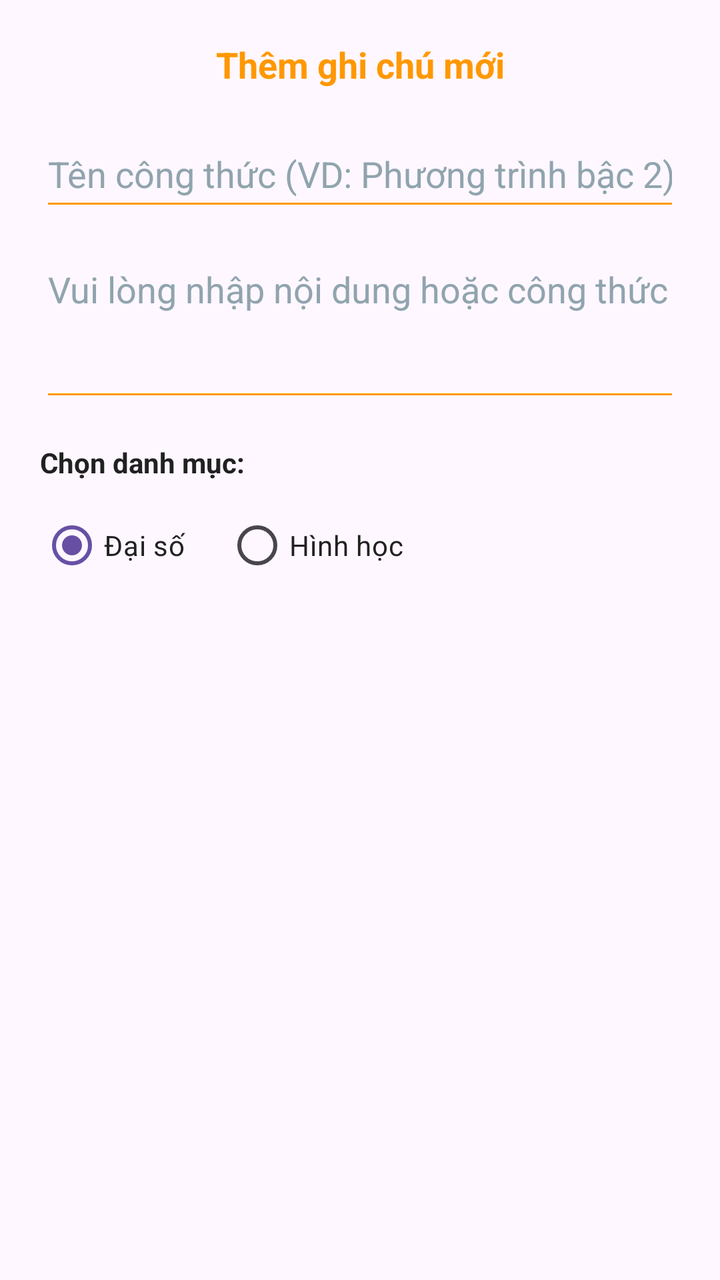
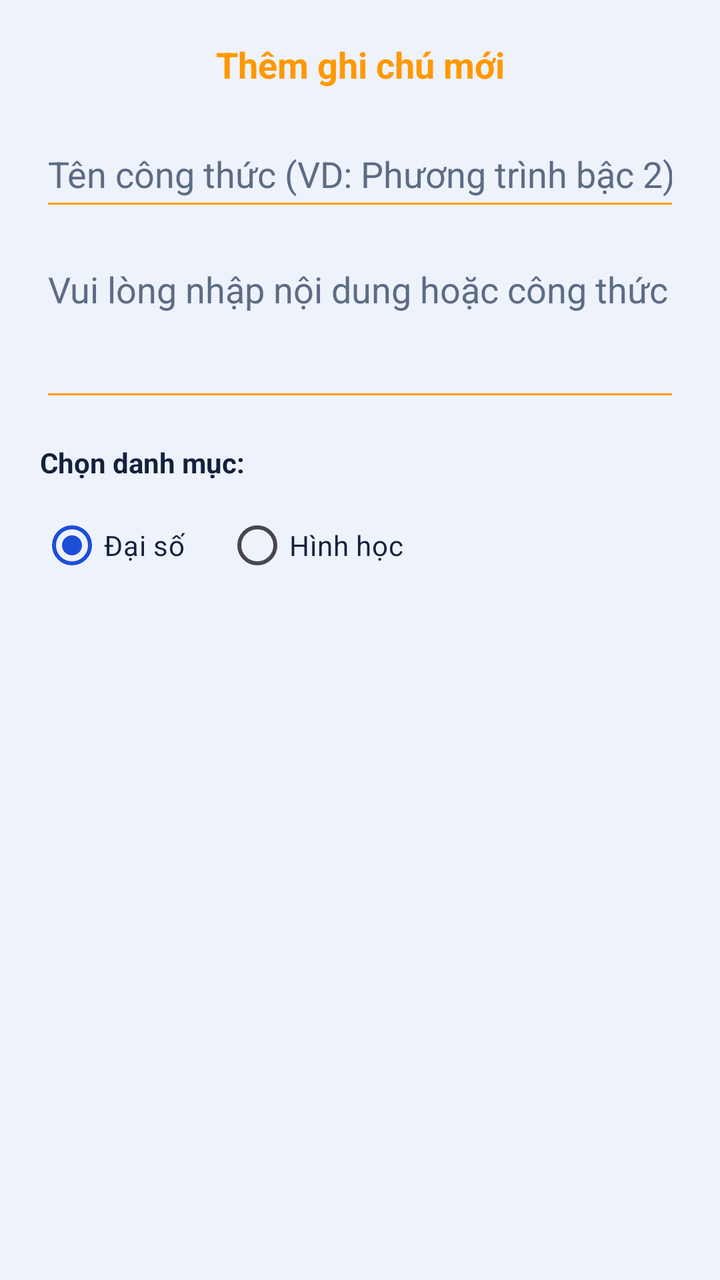

Two renders of the same Android screen: before a commit and after it. Below are the layout's source before the change and the commit's diff.
<!-- AndroidManifest.xml: application theme Theme.MathModule -->
<!-- res/layout/dialog_add_note.xml -->
<?xml version="1.0" encoding="utf-8"?>
<LinearLayout xmlns:android="http://schemas.android.com/apk/res/android"
    android:layout_width="match_parent"
    android:layout_height="wrap_content"
    android:orientation="vertical"
    android:padding="20dp">

    <TextView
        android:id="@+id/txt_note_dialog_title"
        android:layout_width="match_parent"
        android:layout_height="wrap_content"
        android:text="@string/math_formula_add_title"
        android:textSize="18sp"
        android:textStyle="bold"
        android:textColor="@color/math_formula_icon"
        android:gravity="center"
        android:layout_marginBottom="16dp"/>

    <EditText
        android:id="@+id/edt_note_title"
        android:layout_width="match_parent"
        android:layout_height="50dp"
        android:hint="@string/math_formula_title_hint"
        android:backgroundTint="@color/math_formula_icon"
        android:textColor="@color/math_text_primary"
        android:textColorHint="@color/math_inactive"
        android:inputType="text"
        android:layout_marginBottom="12dp"/>

    <EditText
        android:id="@+id/edt_note_formula"
        android:layout_width="match_parent"
        android:layout_height="wrap_content"
        android:hint="@string/math_formula_hint_content"
        android:backgroundTint="@color/math_formula_icon"
        android:textColor="@color/math_text_primary"
        android:textColorHint="@color/math_inactive"
        android:minLines="3"
        android:gravity="top|start"
        android:layout_marginBottom="16dp"/>

    <TextView
        android:id="@+id/txt_category_label"
        android:layout_width="wrap_content"
        android:layout_height="wrap_content"
        android:text="@string/math_formula_select_category"
        android:textStyle="bold"
        android:textColor="@color/math_text_primary"
        android:layout_marginBottom="8dp"/>

    
    <RadioGroup
        android:id="@+id/rg_category"
        android:layout_width="match_parent"
        android:layout_height="wrap_content"
        android:orientation="horizontal">

        <RadioButton
            android:id="@+id/rb_algebra"
            android:layout_width="wrap_content"
            android:layout_height="wrap_content"
            android:text="@string/math_formula_filter_algebra"
            android:textColor="@color/math_text_primary"
            android:checked="true"
            android:buttonTint="@color/math_formula_icon"
            android:layout_marginEnd="20dp"/>

        <RadioButton
            android:id="@+id/rb_geometry"
            android:layout_width="wrap_content"
            android:layout_height="wrap_content"
            android:text="@string/math_formula_filter_geometry"
            android:textColor="@color/math_text_primary"
            android:buttonTint="@color/math_formula_icon"/>
    </RadioGroup>

</LinearLayout>
<!-- resources referenced by this layout -->
<resources>
  <color name="math_formula_icon">#FF9800</color>
  <color name="math_inactive">#90A4AE</color>
  <color name="math_text_primary">#212121</color>
  <string name="math_formula_add_title">Thêm ghi chú mới</string>
  <string name="math_formula_filter_algebra">Đại số</string>
  <string name="math_formula_filter_geometry">Hình học</string>
  <string name="math_formula_hint_content">Vui lòng nhập nội dung hoặc công thức</string>
  <string name="math_formula_select_category">Chọn danh mục:</string>
  <string name="math_formula_title_hint">Tên công thức (VD: Phương trình bậc 2)</string>
  <style name="Theme.MathModule" parent="Base.Theme.MathModule" />
  <style name="Base.Theme.MathModule" parent="Theme.Material3.DayNight.NoActionBar">
          
          
      </style>
</resources>

<!-- the commit's change to res/layout/dialog_add_note.xml (unified diff, before → after) -->
@@ -1,4 +1,5 @@
 <?xml version="1.0" encoding="utf-8"?>
+
 <LinearLayout xmlns:android="http://schemas.android.com/apk/res/android"
     android:layout_width="match_parent"
     android:layout_height="wrap_content"
<!-- resource entries referenced after the edit -->
@@ -1,8 +1,8 @@
 <!-- resources referenced by this layout -->
 <resources>
   <color name="math_formula_icon">#FF9800</color>
-  <color name="math_inactive">#90A4AE</color>
-  <color name="math_text_primary">#212121</color>
+  <color name="math_inactive">#5D6C85</color>
+  <color name="math_text_primary">#14213D</color>
   <string name="math_formula_add_title">Thêm ghi chú mới</string>
   <string name="math_formula_filter_algebra">Đại số</string>
   <string name="math_formula_filter_geometry">Hình học</string>
@@ -11,8 +11,23 @@
   <string name="math_formula_title_hint">Tên công thức (VD: Phương trình bậc 2)</string>
   <style name="Theme.MathModule" parent="Base.Theme.MathModule" />
   <style name="Base.Theme.MathModule" parent="Theme.Material3.DayNight.NoActionBar">
-          
-          
+  
+  
+      <item name="colorPrimary">@color/math_primary</item><item name="colorSurface">@color/math_surface</item><item name="colorOnSurface">@color/math_text_primary</item><item name="android:windowBackground">@color/math_background</item><item name="android:statusBarColor">@color/math_background</item><item name="android:navigationBarColor">@color/math_surface</item><item name="android:fontFamily">sans-serif</item><item name="android:textColorPrimary">@color/math_text_primary</item><item name="android:textColorSecondary">@color/math_text_secondary</item><item name="materialButtonStyle">@style/MentorMathButton</item><item name="textInputStyle">@style/MentorMathInput</item><item name="android:windowAnimationStyle">@style/MentorWindowAnimation</item><item name="colorPrimaryContainer">@color/mentor_math_container</item><item name="colorOnPrimaryContainer">@color/math_text_primary</item></style>
+  <color name="math_primary">#1D4ED8</color>
+  <color name="math_surface">#FFFFFF</color>
+  <color name="math_background">#EEF2FA</color>
+  <color name="math_text_secondary">#4D5E78</color>
+  <style name="MentorMathButton" parent="Widget.MaterialComponents.Button">
+          <item name="backgroundTint">@color/mentor_math_button</item><item name="android:textColor">#FFFFFF</item><item name="cornerRadius">@dimen/mentor_control_radius</item><item name="rippleColor">@color/mentor_control_ripple</item><item name="android:minHeight">@dimen/mentor_control_height</item>
+          <item name="android:textAllCaps">false</item><item name="android:textSize">@dimen/mentor_control_text</item>
+          <item name="android:fontFamily">sans-serif-medium</item>
       </style>
+  <style name="MentorMathInput" parent="Widget.MaterialComponents.TextInputLayout.OutlinedBox">
+          <item name="boxCornerRadiusTopStart">@dimen/mentor_control_radius</item><item name="boxCornerRadiusTopEnd">@dimen/mentor_control_radius</item>
+          <item name="boxCornerRadiusBottomStart">@dimen/mentor_control_radius</item><item name="boxCornerRadiusBottomEnd">@dimen/mentor_control_radius</item>
+      </style>
+  <color name="mentor_math_container">#DCE7FF</color>
+  <color name="mentor_math_button">#1D4ED8</color>
 </resources>
 
